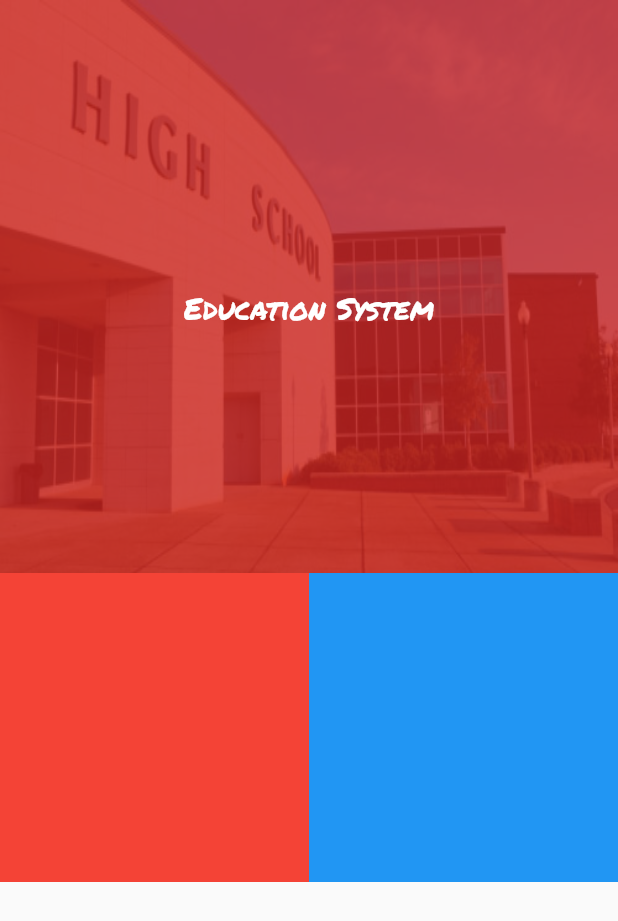
After one commit to VB10/HighSchool, a Flutter app: the LoginRolePage screen opened by its route, on a phone screen of 412 x 824 dp. The commit adds this screen. Shown: the top 921 px of the screen. Run offline on Flutter 3.47's test engine with Material 2 defaults, Android fonts, the phone set to English and light mode, and no system bars.

Commit message:
backend android fix role page add

```diff
--- a/lib/main.dart
+++ b/lib/main.dart
@@ -1,6 +1,7 @@
 import 'package:flutter/material.dart';
 import 'package:highschool/screen/feed/main.dart';
 import 'package:highschool/screen/login/login.dart';
+import 'package:highschool/screen/role/login.dart';
 
 void main() => runApp(MyApp());
 
@@ -14,6 +15,7 @@ class MyApp extends StatelessWidget {
         initialRoute: '/',
         routes: {
           '/login': (context) => LoginPage(),
+          '/loginrole': (context) => LoginRolePage(),
           // When we navigate to the "/second" route, build the SecondScreen Widget
           '/feeds': (context) => FeedScreen(),
         },
--- a/lib/screen/login/form.dart
+++ b/lib/screen/login/form.dart
@@ -33,9 +33,11 @@ class _LoginFormWidgetState extends State<LoginFormWidget> {
   Future getUserControl() async {
     User user = new User("veli", "12345");
     String json = jsonEncode(user);
+    print(BASE_URL + "api/login");
     final response = await http.post(BASE_URL + "api/login",
         body: json, headers: {"Content-Type": "application/json"});
     if (response.statusCode == ResponseStatus.StatusOK.value) {
+      Navigator.pushNamed(context, '/loginrole');
       print("oke");
     } else if (response.statusCode == ResponseStatus.StatusNotFound.value) {
       print("err");
@@ -43,6 +45,8 @@ class _LoginFormWidgetState extends State<LoginFormWidget> {
       print("it's have any error ${response.statusCode}");
     }
   }
+
+  void onPress() {}
 
   @override
   Widget build(BuildContext context) {
@@ -57,6 +61,7 @@ class _LoginFormWidgetState extends State<LoginFormWidget> {
               elevation: 10.0,
               child: TextFormField(
                 focusNode: myFocusNode,
+                autovalidate: true,
                 validator: (value) {
                   if (value.isEmpty) {
                     return "Please enter user number";
@@ -82,6 +87,7 @@ class _LoginFormWidgetState extends State<LoginFormWidget> {
                 maxLines: 1,
                 obscureText: true,
                 onSaved: (value) {},
+                autovalidate: true,
                 validator: (value) {
                   if (value.isEmpty) {
                     return "Please enter password";
@@ -100,7 +106,9 @@ class _LoginFormWidgetState extends State<LoginFormWidget> {
                   if (formKey.currentState.validate()) {
                     getUserControl();
                     // Navigator.pushNamed(context, '/feeds');
-                  } else {}
+                  } else {
+                    return;
+                  }
                 },
                 color: LOGIN_submitButtonColor,
                 child: Container(
--- /dev/null
+++ b/lib/screen/role/login.dart
@@ -0,0 +1,59 @@
+import 'package:flutter/material.dart';
+import 'package:highschool/screen/login/header.dart';
+import 'package:highschool/screen/login/login.dart';
+import 'package:highschool/util/device/index.dart' as helper;
+
+class LoginRolePage extends StatefulWidget {
+  @override
+  _LoginRoleState createState() => _LoginRoleState();
+}
+
+class _LoginRoleState extends State<LoginRolePage> {
+  double bottomInsight;
+  double deviceHeight;
+
+  @override
+  Widget build(BuildContext context) {
+    bottomInsight = helper.HelperDevice.deviceBottomInsight(context);
+    deviceHeight = helper.HelperDevice.deviceHeight(context);
+
+    var headerStack = LoginHeaderWidget(title: "Education System");
+    return Scaffold(
+        resizeToAvoidBottomInset: false,
+        body: Stack(
+          children: <Widget>[
+            Container(
+              height: deviceHeight * 0.5,
+              child: headerStack,
+            ),
+            Container(
+                margin: EdgeInsets.only(top: deviceHeight * 0.5 - 30),
+                child: Container(
+                  height: deviceHeight * 0.25,
+                  color: Colors.transparent,
+                  child: Row(
+                    children: <Widget>[
+                      Expanded(
+                          flex: 1,
+                          child: Container(
+                          color: Colors.red,
+                        ),
+                      ),
+                      Expanded(
+                        flex: 1,
+                        child: Container(
+                          color: Colors.blue,
+                        ),
+                      )
+                    ],
+                  ),
+                )),
+            // AnimatedContainer(
+            //     duration: Duration(milliseconds: 500),
+            //     curve: Curves.linear,
+            //     margin: EdgeInsets.only(top: marginTopHelper(bottomInsight)),
+            //     child: bodyWidget),
+          ],
+        ));
+  }
+}
--- a/lib/util/const/service.dart
+++ b/lib/util/const/service.dart
@@ -1,6 +1,15 @@
 import 'package:highschool/util/base/index.dart';
+import 'dart:io' show Platform;
 
-const BASE_URL = "http://localhost:8080/";
+// const BASE_URL = "http://localhost:8080/";
+
+String get BASE_URL {
+  if (Platform.isAndroid) {
+    return "http://10.0.2.2:8080/";
+  } else {
+    return "http://localhost:8080/";
+  }
+}
 
 class ResponseStatus<int> extends Enum<int> {
   const ResponseStatus(int value) : super(value);
```
Also changed, not shown: pubspec.lock.
